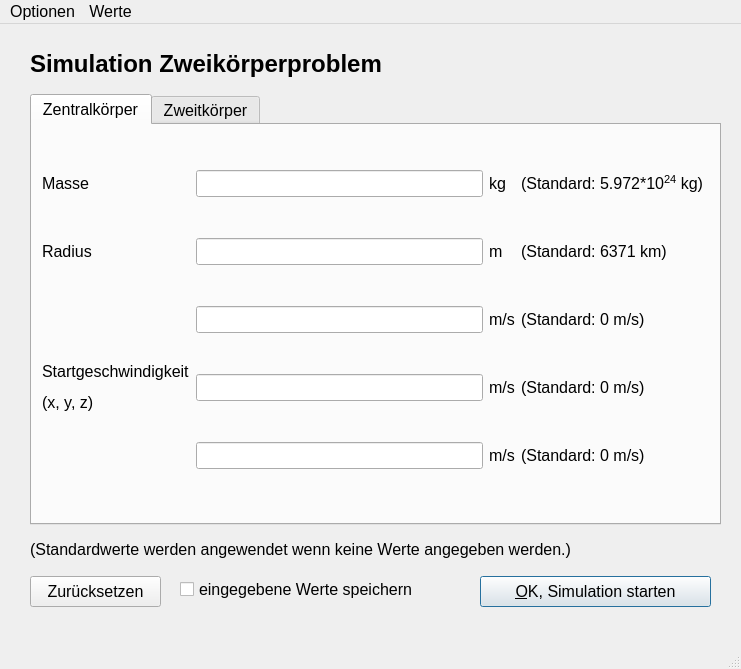
Before: the Qt Designer form ui/input.ui in fflopsi/twobodyproblem, drawn with Qt 5.
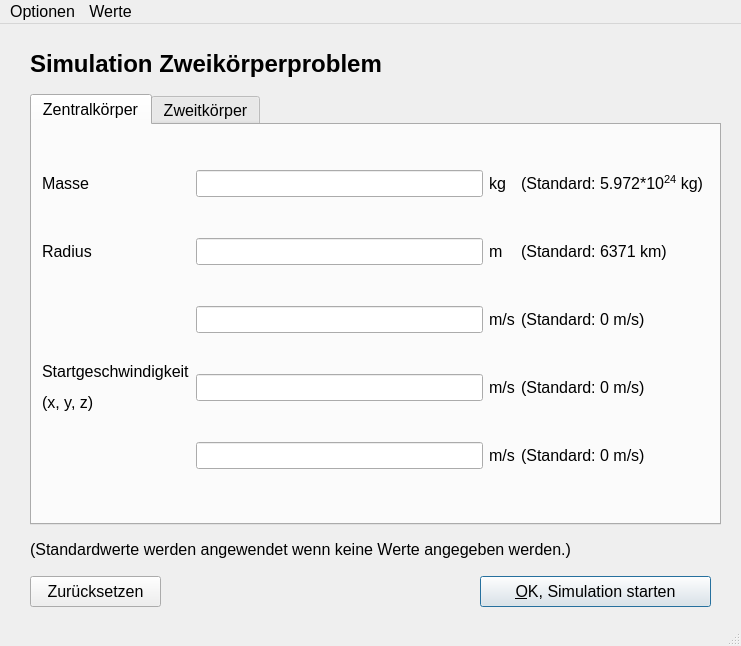
After: the same form once the commit is applied.

Commit message: move saving values option optional own saving and loading value files minor improvements and fixes

Diff of the .ui file:
```diff
--- a/ui/input.ui
+++ b/ui/input.ui
@@ -7,7 +7,7 @@
     <x>0</x>
     <y>0</y>
     <width>741</width>
-    <height>669</height>
+    <height>646</height>
    </rect>
   </property>
   <property name="sizePolicy">
@@ -92,19 +92,6 @@
      <string>Zurücksetzen</string>
     </property>
    </widget>
-   <widget class="QCheckBox" name="save_values">
-    <property name="geometry">
-     <rect>
-      <x>180</x>
-      <y>550</y>
-      <width>291</width>
-      <height>31</height>
-     </rect>
-    </property>
-    <property name="text">
-     <string>eingegebene Werte speichern</string>
-    </property>
-   </widget>
    <widget class="QTabWidget" name="tabWidget">
     <property name="geometry">
      <rect>
```
Left out of the diff: 29 changed lines with no effect on the pictures. The commit also changes 3 other files.
